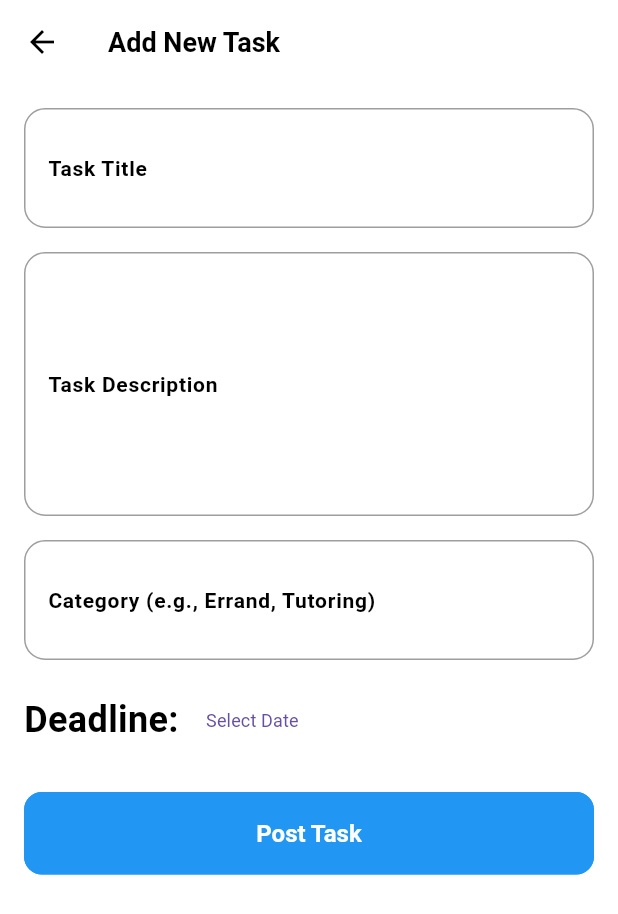
After one commit to sora200419/mobile, a Flutter app: the HomeStudent screen opened directly, after a tap on the "add" icon, on a phone screen of 412 x 824 dp. The commit adds this screen. Shown: the top 914 px of the screen. Run offline on Flutter 3.47's test engine with Material 3 defaults, Android fonts, the phone set to English and light mode, and no system bars; our stand-ins replace cloud_firestore, firebase_auth, firebase_core, get, get_storage; accounts and stored records are empty; Roboto replaces fonts that are missing (Poppins).

Commit message:
Task part1

```diff
--- a/lib/View/home_student.dart
+++ b/lib/View/home_student.dart
@@ -1,25 +1,21 @@
 // lib\View\home_student.dart
 import 'package:flutter/material.dart';
+import 'package:mobiletesting/features/tasks/views/task_list_screen.dart'; // Import
+import 'package:provider/provider.dart'; // Import
+import 'package:mobiletesting/providers/tasks_provider.dart'; // Import
 
 class HomeStudent extends StatelessWidget {
+  const HomeStudent({Key? key}) : super(key: key);
+
   @override
   Widget build(BuildContext context) {
-    return Scaffold(
-      appBar: AppBar(title: Text("Student Home")),
-      body: Center(
-        child: Column(
-          mainAxisAlignment: MainAxisAlignment.center,
-          children: [
-            Text("Welcome, Student!", style: TextStyle(fontSize: 20)),
-            SizedBox(height: 20),
-            ElevatedButton(
-              onPressed: () {
-                // 这里可以加入学生功能
-              },
-              child: Text("Student Features"),
-            ),
-          ],
-        ),
+    return ChangeNotifierProvider(
+      // Wrap with ChangeNotifierProvider
+      create: (context) => TasksProvider(),
+      child: Scaffold(
+        // Add Scaffold here
+        appBar: AppBar(title: const Text('Student Home')),
+        body: TaskListScreen(), // Use TaskListScreen
       ),
     );
   }
--- a/lib/app.dart
+++ b/lib/app.dart
@@ -1,17 +1,21 @@
 // lib\app.dart
 import 'package:flutter/material.dart';
+import 'package:get/get.dart';
 import 'package:mobiletesting/utils/theme/theme.dart';
+import 'package:mobiletesting/view/login_screen.dart'; // Import LoginScreen
 
-/// -- Use this Class to setup themes, initial Bindings, any animiation and much
-class MyApp extends StatelessWidget {
-  const MyApp({super.key});
+class App extends StatelessWidget {
+  const App({Key? key}) : super(key: key);
 
   @override
   Widget build(BuildContext context) {
-    return MaterialApp(
+    return GetMaterialApp(
+      // Use GetMaterialApp
+      debugShowCheckedModeBanner: false,
       themeMode: ThemeMode.system,
       theme: CampusLinkAppTheme.lightTheme,
       darkTheme: CampusLinkAppTheme.darkTheme,
+      home: LoginScreen(), // Set LoginScreen as the initial screen
     );
   }
 }
--- /dev/null
+++ b/lib/features/tasks/views/add_task_screen.dart
@@ -0,0 +1,155 @@
+// lib\features\tasks\views\add_task_screen.dart
+import 'package:flutter/material.dart';
+import 'package:mobiletesting/models/task.dart';
+import 'package:mobiletesting/providers/tasks_provider.dart';
+import 'package:mobiletesting/utils/constants/enums.dart';
+import 'package:provider/provider.dart';
+import 'package:firebase_auth/firebase_auth.dart'; // Import FirebaseAuth
+
+class AddTaskScreen extends StatefulWidget {
+  @override
+  _AddTaskScreenState createState() => _AddTaskScreenState();
+}
+
+class _AddTaskScreenState extends State<AddTaskScreen> {
+  final _formKey = GlobalKey<FormState>();
+  final _titleController = TextEditingController();
+  final _descriptionController = TextEditingController();
+  final _categoryController =
+      TextEditingController(); // For simplicity, using a text field
+  DateTime? _selectedDeadline;
+  // Add controllers for other fields as needed
+
+  @override
+  void dispose() {
+    _titleController.dispose();
+    _descriptionController.dispose();
+    _categoryController.dispose();
+    super.dispose();
+  }
+
+  Future<void> _selectDeadline(BuildContext context) async {
+    final DateTime? picked = await showDatePicker(
+      context: context,
+      initialDate: DateTime.now(),
+      firstDate: DateTime.now(),
+      lastDate: DateTime(2101),
+    );
+    if (picked != null && picked != _selectedDeadline) {
+      setState(() {
+        _selectedDeadline = picked;
+      });
+    }
+  }
+
+  void _addTask() async {
+    if (_formKey.currentState!.validate()) {
+      final user = FirebaseAuth.instance.currentUser;
+      if (user == null) {
+        // Handle the case where the user is not logged in.  This should not happen
+        // if your app's flow is correct, but it's good to have a check.
+        ScaffoldMessenger.of(
+          context,
+        ).showSnackBar(SnackBar(content: Text('User not logged in!')));
+        return;
+      }
+
+      final newTask = Task(
+        id: '', // Firestore will generate the ID
+        title: _titleController.text,
+        description: _descriptionController.text,
+        userId: user.uid, // Use the current user's UID
+        postedAt: DateTime.now(),
+        deadline: _selectedDeadline,
+        category: _categoryController.text, // Get the category
+        status: RunnerTaskStatus.pending, // Initial status
+        rewardPoints: 10.0, // Set a default reward, or let the user choose
+        isCompleted: false,
+      );
+
+      try {
+        await Provider.of<TasksProvider>(
+          context,
+          listen: false,
+        ).addTask(newTask);
+        Navigator.pop(context); // Go back to the previous screen
+        ScaffoldMessenger.of(
+          context,
+        ).showSnackBar(SnackBar(content: Text('Task added successfully!')));
+      } catch (e) {
+        ScaffoldMessenger.of(
+          context,
+        ).showSnackBar(SnackBar(content: Text('Failed to add task: $e')));
+      }
+    }
+  }
+
+  @override
+  Widget build(BuildContext context) {
+    return Scaffold(
+      appBar: AppBar(title: Text('Add New Task')),
+      body: Padding(
+        padding: const EdgeInsets.all(16.0),
+        child: Form(
+          key: _formKey,
+          child: ListView(
+            children: [
+              TextFormField(
+                controller: _titleController,
+                decoration: InputDecoration(labelText: 'Task Title'),
+                validator: (value) {
+                  if (value == null || value.isEmpty) {
+                    return 'Please enter a title';
+                  }
+                  return null;
+                },
+              ),
+              SizedBox(height: 16),
+              TextFormField(
+                controller: _descriptionController,
+                decoration: InputDecoration(labelText: 'Task Description'),
+                maxLines: 3,
+                validator: (value) {
+                  if (value == null || value.isEmpty) {
+                    return 'Please enter a description';
+                  }
+                  return null;
+                },
+              ),
+              SizedBox(height: 16),
+              TextFormField(
+                controller: _categoryController,
+                decoration: InputDecoration(
+                  labelText: 'Category (e.g., Errand, Tutoring)',
+                ),
+                validator: (value) {
+                  if (value == null || value.isEmpty) {
+                    return 'Please enter a category';
+                  }
+                  return null;
+                },
+              ),
+              SizedBox(height: 16),
+              Row(
+                children: [
+                  Text('Deadline: '),
+                  TextButton(
+                    onPressed: () => _selectDeadline(context),
+                    child: Text(
+                      _selectedDeadline == null
+                          ? 'Select Date'
+                          : "${_selectedDeadline!.toLocal()}".split(' ')[0],
+                    ),
+                  ),
+                ],
+              ),
+              // Add more fields here as needed (e.g., location, image upload)
+              SizedBox(height: 24),
+              ElevatedButton(onPressed: _addTask, child: Text('Post Task')),
+            ],
+          ),
+        ),
+      ),
+    );
+  }
+}
--- /dev/null
+++ b/lib/features/tasks/views/task_detail_screen.dart
@@ -0,0 +1,122 @@
+// lib\features\tasks\views\task_detail_screen.dart
+import 'package:flutter/material.dart';
+import 'package:mobiletesting/models/task.dart';
+import 'package:mobiletesting/providers/tasks_provider.dart';
+import 'package:mobiletesting/utils/constants/enums.dart';
+import 'package:provider/provider.dart';
+
+class TaskDetailScreen extends StatefulWidget {
+  final String taskId;
+
+  TaskDetailScreen({required this.taskId});
+
+  @override
+  _TaskDetailScreenState createState() => _TaskDetailScreenState();
+}
+
+class _TaskDetailScreenState extends State<TaskDetailScreen> {
+  Task? _task;
+  bool _isLoading = true;
+
+  @override
+  void initState() {
+    super.initState();
+    _fetchTask();
+  }
+
+  Future<void> _fetchTask() async {
+    _task = await Provider.of<TasksProvider>(
+      context,
+      listen: false,
+    ).getTaskById(widget.taskId);
+    setState(() {
+      _isLoading = false;
+    });
+  }
+
+  Future<void> _updateTaskStatus(RunnerTaskStatus newStatus) async {
+    try {
+      await Provider.of<TasksProvider>(
+        context,
+        listen: false,
+      ).updateTaskStatus(widget.taskId, newStatus);
+      // Refresh the task details after updating the status
+      await _fetchTask();
+      ScaffoldMessenger.of(
+        context,
+      ).showSnackBar(SnackBar(content: Text('Task status updated!')));
+    } catch (e) {
+      ScaffoldMessenger.of(context).showSnackBar(
+        SnackBar(content: Text('Failed to update task status: $e')),
+      );
+    }
+  }
+
+  @override
+  Widget build(BuildContext context) {
+    if (_isLoading) {
+      return Scaffold(
+        appBar: AppBar(title: Text('Task Details')),
+        body: Center(child: CircularProgressIndicator()),
+      );
+    }
+
+    if (_task == null) {
+      return Scaffold(
+        appBar: AppBar(title: Text('Task Details')),
+        body: Center(child: Text('Task not found.')),
+      );
+    }
+    return Scaffold(
+      appBar: AppBar(title: Text('Task Details')),
+      body: Padding(
+        padding: const EdgeInsets.all(16.0),
+        child: Column(
+          crossAxisAlignment: CrossAxisAlignment.start,
+          children: [
+            Text(
+              'Title: ${_task!.title}',
+              style: TextStyle(fontSize: 20, fontWeight: FontWeight.bold),
+            ),
+            SizedBox(height: 8),
+            Text('Description: ${_task!.description}'),
+            SizedBox(height: 8),
+            Text('Category: ${_task!.category}'),
+            SizedBox(height: 8),
+            Text('Status: ${_task!.status}'),
+            SizedBox(height: 8),
+            Text('Posted At: ${_task!.postedAt.toLocal()}'),
+            SizedBox(height: 8),
+            Text('Deadline: ${_task!.deadline?.toLocal() ?? "No Deadline"}'),
+            SizedBox(height: 8),
+            Text('Reward Points: ${_task!.rewardPoints}'),
+            SizedBox(height: 8),
+            Text('Location: ${_task!.location ?? "No Location"}'),
+            //SizedBox(height: 8),
+            //Text('Image: ${_task!.imageUrl ?? "No Image"}'), // Display the image later
+            SizedBox(height: 8),
+            Text('Completed: ${_task!.isCompleted ? "Yes" : "No"}'),
+            SizedBox(height: 16),
+            if (_task!.status ==
+                RunnerTaskStatus.pending) // Only show if pending
+              ElevatedButton(
+                onPressed: () => _updateTaskStatus(RunnerTaskStatus.inProgress),
+                child: Text(
+                  'Accept Task (Runner)',
+                ), // This button is for Runner, so you might want to show in other UI
+              ),
+            if (_task!.status ==
+                RunnerTaskStatus.inProgress) // Only show if in progress
+              ElevatedButton(
+                onPressed: () => _updateTaskStatus(RunnerTaskStatus.completed),
+                child: Text(
+                  'Complete Task (Runner)',
+                ), // This button is for Runner, so you might want to show in other UI
+              ),
+            // Add more details here
+          ],
+        ),
+      ),
+    );
+  }
+}
--- /dev/null
+++ b/lib/features/tasks/views/task_list_screen.dart
@@ -0,0 +1,79 @@
+// lib\features\tasks\views\task_list_screen.dart
+import 'package:flutter/material.dart';
+import 'package:mobiletesting/features/tasks/views/add_task_screen.dart'
+    show AddTaskScreen;
+import 'package:mobiletesting/features/tasks/views/task_detail_screen.dart'
+    show TaskDetailScreen;
+import 'package:mobiletesting/models/task.dart';
+import 'package:mobiletesting/providers/tasks_provider.dart';
+import 'package:provider/provider.dart';
+import 'package:firebase_auth/firebase_auth.dart';
+
+class TaskListScreen extends StatefulWidget {
+  @override
+  _TaskListScreenState createState() => _TaskListScreenState();
+}
+
+class _TaskListScreenState extends State<TaskListScreen> {
+  @override
+  void initState() {
+    super.initState();
+    // Fetch tasks when the screen is initialized
+    _fetchTasks();
+  }
+
+  Future<void> _fetchTasks() async {
+    final user = FirebaseAuth.instance.currentUser;
+    if (user != null) {
+      await Provider.of<TasksProvider>(
+        context,
+        listen: false,
+      ).fetchTasks(user.uid);
+    }
+  }
+
+  @override
+  Widget build(BuildContext context) {
+    return Scaffold(
+      appBar: AppBar(title: Text('My Tasks')),
+      body: Consumer<TasksProvider>(
+        builder: (context, tasksProvider, child) {
+          if (tasksProvider.tasks.isEmpty) {
+            return Center(child: Text('No tasks posted yet.'));
+          }
+
+          return ListView.builder(
+            itemCount: tasksProvider.tasks.length,
+            itemBuilder: (context, index) {
+              Task task = tasksProvider.tasks[index];
+              return ListTile(
+                title: Text(task.title),
+                subtitle: Text(task.description),
+                trailing: Text(task.status.toString()), // Display the status
+                onTap: () {
+                  // Navigate to task detail screen (to be implemented)
+                  Navigator.push(
+                    context,
+                    MaterialPageRoute(
+                      builder: (context) => TaskDetailScreen(taskId: task.id),
+                    ),
+                  );
+                },
+              );
+            },
+          );
+        },
+      ),
+      floatingActionButton: FloatingActionButton(
+        onPressed: () {
+          // Navigate to AddTaskScreen
+          Navigator.push(
+            context,
+            MaterialPageRoute(builder: (context) => AddTaskScreen()),
+          );
+        },
+        child: Icon(Icons.add),
+      ),
+    );
+  }
+}
--- /dev/null
+++ b/lib/models/task.dart
@@ -0,0 +1,121 @@
+// lib\models\task.dart
+import 'package:cloud_firestore/cloud_firestore.dart';
+import 'package:mobiletesting/utils/constants/enums.dart';
+
+class Task {
+  final String id;
+  final String title;
+  final String description;
+  final String userId;
+  final String? runnerId;
+  final DateTime postedAt;
+  final DateTime? deadline;
+  final String category;
+  final RunnerTaskStatus status;
+  final double rewardPoints;
+  final String? location;
+  final String? imageUrl;
+  final bool isCompleted;
+
+  Task({
+    required this.id,
+    required this.title,
+    required this.description,
+    required this.userId,
+    this.runnerId,
+    required this.postedAt,
+    this.deadline,
+    required this.category,
+    required this.status,
+    required this.rewardPoints,
+    this.location,
+    this.imageUrl,
+    required this.isCompleted,
+  });
+
+  Task copyWith({
+    String? id,
+    String? title,
+    String? description,
+    String? userId,
+    String? runnerId,
+    DateTime? postedAt,
+    DateTime? deadline,
+    String? category,
+    RunnerTaskStatus? status,
+    double? rewardPoints,
+    String? location,
+    String? imageUrl,
+    bool? isCompleted,
+  }) {
+    return Task(
+      id: id ?? this.id,
+      title: title ?? this.title,
+      description: description ?? this.description,
+      userId: userId ?? this.userId,
+      runnerId: runnerId ?? this.runnerId,
+      postedAt: postedAt ?? this.postedAt,
+      deadline: deadline ?? this.deadline,
+      category: category ?? this.category,
+      status: status ?? this.status,
+      rewardPoints: rewardPoints ?? this.rewardPoints,
+      location: location ?? this.location,
+      imageUrl: imageUrl ?? this.imageUrl,
+      isCompleted: isCompleted ?? this.isCompleted,
+    );
+  }
+
+  // Convert a Task object into a Map (for storing in Firestore)
+  Map<String, dynamic> toMap() {
+    return {
+      'id': id,
+      'title': title,
+      'description': description,
+      'userId': userId,
+      'runnerId': runnerId,
+      'postedAt': Timestamp.fromDate(postedAt), // Use Timestamp for Firestore
+      'deadline': deadline != null ? Timestamp.fromDate(deadline!) : null,
+      'category': category,
+      'status': status.toString(), // Store enum as string
+      'rewardPoints': rewardPoints,
+      'location': location,
+      'imageUrl': imageUrl,
+      'isCompleted': isCompleted,
+    };
+  }
+
+  // Create a Task object from a Map (from Firestore document)
+  factory Task.fromMap(Map<String, dynamic> map) {
+    return Task(
+      id: map['id'] ?? '',
+      title: map['title'] ?? '',
+      description: map['description'] ?? '',
+      userId: map['userId'] ?? '',
+      runnerId: map['runnerId'],
+      postedAt: (map['postedAt'] as Timestamp).toDate(),
+      deadline:
+          map['deadline'] != null
+              ? (map['deadline'] as Timestamp).toDate()
+              : null,
+      category: map['category'] ?? '',
+      status: _stringToTaskStatus(map['status']), // Convert string to enum
+      rewardPoints: (map['rewardPoints'] ?? 0.0).toDouble(),
+      location: map['location'],
+      imageUrl: map['imageUrl'],
+      isCompleted: map['isCompleted'] ?? false,
+    );
+  }
+
+  // Helper function to convert string to RunnerTaskStatus enum
+  static RunnerTaskStatus _stringToTaskStatus(String? status) {
+    if (status == null) {
+      return RunnerTaskStatus.pending; // Or your default status
+    }
+    // Match the string to the enum value.  Important:  This must match
+    // the string representation used in `toMap`.
+    return RunnerTaskStatus.values.firstWhere(
+      (e) => e.toString() == status,
+      orElse: () => RunnerTaskStatus.pending, // Default if not found
+    );
+  }
+}
--- /dev/null
+++ b/lib/providers/tasks_provider.dart
@@ -0,0 +1,131 @@
+// lib/providers/tasks_provider.dart
+
+import 'package:cloud_firestore/cloud_firestore.dart';
+import 'package:flutter/material.dart';
+import 'package:mobiletesting/models/task.dart';
+import 'package:mobiletesting/services/firebase_service.dart'; // We'll create this
+import 'package:mobiletesting/utils/constants/enums.dart';
+
+class TasksProvider with ChangeNotifier {
+  final FirebaseFirestore _firestore = FirebaseFirestore.instance;
+  final FirebaseService _firebaseService =
+      FirebaseService(); // Instance of the service
+  List<Task> _tasks = [];
+
+  List<Task> get tasks => _tasks;
+
+  // Fetch tasks for a specific user (student)
+  Future<void> fetchTasks(String userId) async {
+    try {
+      QuerySnapshot querySnapshot =
+          await _firestore
+              .collection('tasks')
+              .where('userId', isEqualTo: userId)
+              // .orderBy('postedAt', descending: true) // Optional: Order by posting time
+              .get();
+
+      _tasks =
+          querySnapshot.docs
+              .map((doc) => Task.fromMap(doc.data() as Map<String, dynamic>))
+              .toList();
+      notifyListeners();
+    } catch (error) {
+      print("Error fetching tasks: $error");
+      // Handle error appropriately (e.g., show a message to the user)
+    }
+  }
+
+  // Fetch all tasks for runner
+  Future<void> fetchAllTasks() async {
+    try {
+      QuerySnapshot querySnapshot =
+          await _firestore
+              .collection('tasks')
+              //.where('userId', isEqualTo: userId)
+              .orderBy(
+                'postedAt',
+                descending: true,
+              ) // Optional: Order by posting time
+              .get();
+
+      _tasks =
+          querySnapshot.docs
+              .map((doc) => Task.fromMap(doc.data() as Map<String, dynamic>))
+              .toList();
+      notifyListeners();
+    } catch (error) {
+      print("Error fetching tasks: $error");
+      // Handle error appropriately (e.g., show a message to the user)
+    }
+  }
+
+  // Add a new task
+  Future<void> addTask(Task task) async {
+    try {
+      // Use FirebaseService to add the task and get the generated ID
+      String taskId = await _firebaseService.addTask(task);
+
+      // Update local task list
+      _tasks.add(task.copyWith(id: taskId)); // Add task with Firestore ID
+      notifyListeners();
+    } catch (error) {
+      print("Error adding task: $error");
+      // Handle the error appropriately
+    }
+  }
+
+  // Update task status (e.g., when a runner accepts it)
+  Future<void> updateTaskStatus(
+    String taskId,
+    RunnerTaskStatus newStatus,
+  ) async {
+    try {
+      await _firestore.collection('tasks').doc(taskId).update({
+        'status': newStatus.toString(),
+      });
+      //Optimistic update: update local list as well.
+      final taskIndex = _tasks.indexWhere((task) => task.id == taskId);
+      if (taskIndex != -1) {
+        _tasks[taskIndex] = _tasks[taskIndex].copyWith(status: newStatus);
+        notifyListeners();
+      }
+    } catch (error) {
+      print("Error updaing task: $error");
+    }
+  }
+
+  // Update task details (if needed)
+  Future<void> updateTask(String taskId, Task updatedTask) async {
+    try {
+      await _firestore
+          .collection('tasks')
+          .doc(taskId)
+          .update(updatedTask.toMap());
+
+      //Optimistic update
+      final taskIndex = _tasks.indexWhere((task) => task.id == taskId);
+      if (taskIndex != -1) {
+        _tasks[taskIndex] = updatedTask;
+        notifyListeners();
+      }
+    } catch (error) {
+      print("Error updaing task: $error");
+    }
+  }
+
+  //get a single task by its ID
+  Future<Task?> getTaskById(String taskId) async {
+    try {
+      DocumentSnapshot doc =
+          await _firestore.collection('tasks').doc(taskId).get();
+      if (doc.exists) {
+        return Task.fromMap(doc.data() as Map<String, dynamic>);
+      } else {
+        return null; //Task not found
+      }
+    } catch (error) {
+      print("Error getting task by ID: $error");
+      return null;
+    }
+  }
+}
--- /dev/null
+++ b/lib/services/firebase_service.dart
@@ -0,0 +1,43 @@
+// lib/services/firebase_service.dart
+
+import 'package:cloud_firestore/cloud_firestore.dart';
+import 'package:mobiletesting/models/task.dart';
+
+class FirebaseService {
+  final FirebaseFirestore _firestore = FirebaseFirestore.instance;
+
+  Future<String> addTask(Task task) async {
+    try {
+      DocumentReference docRef = await _firestore
+          .collection('tasks')
+          .add(task.toMap());
+      return docRef.id; // Return the generated ID
+    } catch (e) {
+      print("Error adding task to Firestore: $e");
+      rethrow; // Re-throw the error to be handled by the caller
+    }
+  }
+
+  Future<void> updateTask(
+    String taskId,
+    Map<String, dynamic> updatedData,
+  ) async {
+    try {
+      await _firestore.collection('tasks').doc(taskId).update(updatedData);
+    } catch (e) {
+      print("Error updating task in Firestore: $e");
+      rethrow;
+    }
+  }
+
+  Future<void> deleteTask(String taskId) async {
+    try {
+      await _firestore.collection('tasks').doc(taskId).delete();
+    } catch (e) {
+      print("Error deleting task from Firestore: $e");
+      rethrow;
+    }
+  }
+
+  // Add other Firestore-related methods here (e.g., getTask, updateTask, deleteTask)
+}
--- a/pubspec.yaml
+++ b/pubspec.yaml
@@ -31,6 +31,7 @@ dependencies:
   firebase_core: ^3.12.1
   cloud_firestore: ^5.6.5
   firebase_auth: ^5.5.1
+  provider: ^6.1.2
 
 
 # ---- PACKAGES END ---- #
```
Also changed, not shown: lib/View/login_screen.dart (+8 -2 lines), lib/main.dart (+14 -20 lines), lib/models/chatmessage.dart (added), lib/models/product.dart (added), lib/models/reward.dart (added), lib/models/transaction.dart (added), lib/models/user.dart (added), lib/providers/AuthProvider.dart (added), lib/providers/ChatProvider.dart (added), lib/providers/GamificationProvider.dart (added), lib/providers/MarketplaceProvider.dart (added), pubspec.lock.
